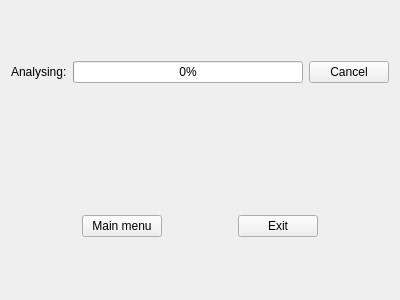
This is SubScraperGUI/Diagnostics.ui in lkelly451/SubScraperGUI as Qt 5 draws it before an edit. The edited form follows.
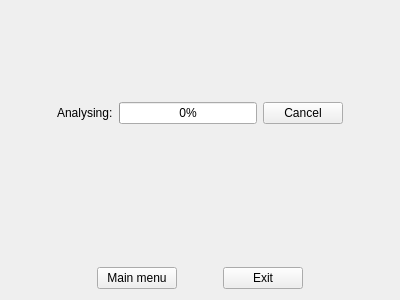
This is the edited form.

Patch:
```diff
--- a/SubScraperGUI/Diagnostics.ui
+++ b/SubScraperGUI/Diagnostics.ui
@@ -15,6 +15,40 @@
   </property>
   <layout class="QGridLayout" name="gridLayout">
    <item row="0" column="0">
+    <layout class="QHBoxLayout" name="horizontalLayout_4">
+     <item>
+      <spacer name="horizontalSpacer_6">
+       <property name="orientation">
+        <enum>Qt::Horizontal</enum>
+       </property>
+       <property name="sizeHint" stdset="0">
+        <size>
+         <width>28</width>
+         <height>20</height>
+        </size>
+       </property>
+      </spacer>
+     </item>
+     <item>
+      <layout class="QVBoxLayout" name="verticalLayout_3">
+       <item>
+        <spacer name="verticalSpacer_2">
+         <property name="orientation">
+          <enum>Qt::Vertical</enum>
+         </property>
+         <property name="sizeHint" stdset="0">
+          <size>
+           <width>20</width>
+           <height>58</height>
+          </size>
+         </property>
+        </spacer>
+       </item>
+       <item>
+        <layout class="QVBoxLayout" name="verticalLayout_2">
+         <item>
+          <layout class="QVBoxLayout" name="verticalLayout">
+           <item>
     <layout class="QHBoxLayout" name="horizontalLayout">
      <item>
       <widget class="QLabel" name="progressBarLabel">
@@ -39,7 +73,16 @@
      </item>
     </layout>
    </item>
-   <item row="1" column="0">
+           <item>
+            <widget class="QLabel" name="stepLabel">
+             <property name="text">
+              <string/>
+             </property>
+            </widget>
+           </item>
+          </layout>
+         </item>
+         <item>
     <layout class="QHBoxLayout" name="horizontalLayout_3">
      <item>
       <spacer name="horizontalSpacer_4">
@@ -82,7 +125,22 @@
      </item>
     </layout>
    </item>
-   <item row="2" column="0">
+        </layout>
+       </item>
+       <item>
+        <spacer name="verticalSpacer">
+         <property name="orientation">
+          <enum>Qt::Vertical</enum>
+         </property>
+         <property name="sizeHint" stdset="0">
+          <size>
+           <width>20</width>
+           <height>58</height>
+          </size>
+         </property>
+        </spacer>
+       </item>
+       <item>
     <layout class="QHBoxLayout" name="horizontalLayout_2">
      <item>
       <spacer name="horizontalSpacer_2">
@@ -132,6 +190,23 @@
        <property name="sizeHint" stdset="0">
         <size>
          <width>40</width>
+             <height>20</height>
+            </size>
+           </property>
+          </spacer>
+         </item>
+        </layout>
+       </item>
+      </layout>
+     </item>
+     <item>
+      <spacer name="horizontalSpacer_7">
+       <property name="orientation">
+        <enum>Qt::Horizontal</enum>
+       </property>
+       <property name="sizeHint" stdset="0">
+        <size>
+         <width>38</width>
          <height>20</height>
         </size>
        </property>
```
Left out of the diff: 2 changed lines with no effect on the pictures. Lines whose indentation alone changed are shown as unchanged.
